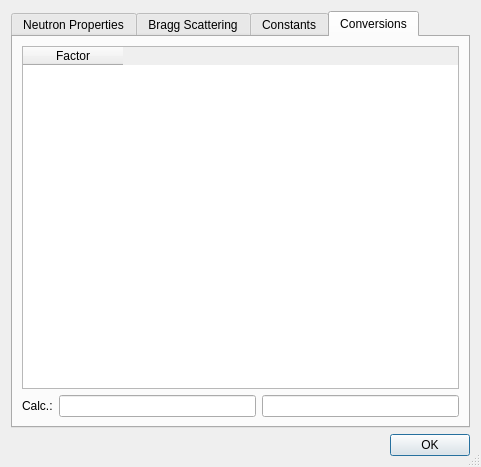
Above: ui/neutrons.ui from tweber-ill/frm_mirror-takin1 before the change. Below: the same form after it.
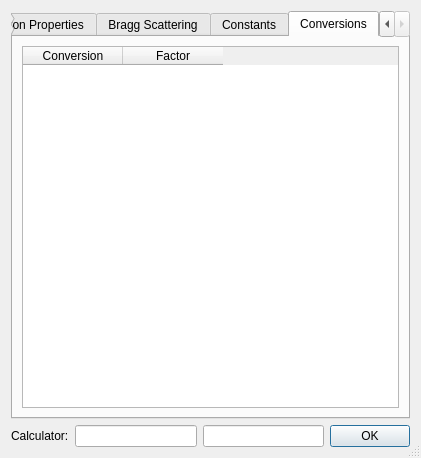
That is the form after the change. The open tabs and pages were chosen to show the change.

Commit message: started with tof layout drawing

Diff of the .ui file:
```diff
--- a/ui/neutrons.ui
+++ b/ui/neutrons.ui
@@ -6,8 +6,8 @@
    <rect>
     <x>0</x>
     <y>0</y>
-    <width>481</width>
-    <height>467</height>
+    <width>421</width>
+    <height>445</height>
    </rect>
   </property>
   <property name="windowTitle">
@@ -16,8 +16,34 @@
   <property name="sizeGripEnabled">
    <bool>true</bool>
   </property>
-  <layout class="QVBoxLayout" name="verticalLayout">
-   <item>
+  <layout class="QGridLayout" name="gridLayout_5">
+   <item row="1" column="0">
+    <widget class="QLabel" name="label_8">
+     <property name="text">
+      <string>Calculator:</string>
+     </property>
+    </widget>
+   </item>
+   <item row="1" column="1">
+    <widget class="QLineEdit" name="editEval"/>
+   </item>
+   <item row="1" column="3">
+    <widget class="QDialogButtonBox" name="buttonBox">
+     <property name="sizePolicy">
+      <sizepolicy hsizetype="Fixed" vsizetype="Fixed">
+       <horstretch>0</horstretch>
+       <verstretch>0</verstretch>
+      </sizepolicy>
+     </property>
+     <property name="orientation">
+      <enum>Qt::Horizontal</enum>
+     </property>
+     <property name="standardButtons">
+      <set>QDialogButtonBox::Ok</set>
+     </property>
+    </widget>
+   </item>
+   <item row="0" column="0" colspan="4">
     <widget class="QTabWidget" name="tabWidget">
      <property name="currentIndex">
       <number>0</number>
@@ -368,24 +394,19 @@
        <string>Conversions</string>
       </attribute>
       <layout class="QGridLayout" name="gridLayout_4">
-       <item row="1" column="1">
-        <widget class="QLineEdit" name="editEval"/>
-       </item>
-       <item row="1" column="2">
-        <widget class="QLineEdit" name="editEvalRes"/>
-       </item>
-       <item row="1" column="0">
-        <widget class="QLabel" name="label_8">
-         <property name="text">
-          <string>Calc.:</string>
-         </property>
-        </widget>
-       </item>
        <item row="0" column="0" colspan="3">
         <widget class="QTableWidget" name="tableConv">
          <property name="sortingEnabled">
           <bool>true</bool>
          </property>
+         <attribute name="verticalHeaderVisible">
+          <bool>false</bool>
+         </attribute>
+         <column>
+          <property name="text">
+           <string>Conversion</string>
+          </property>
+         </column>
          <column>
           <property name="text">
            <string>Factor</string>
@@ -397,15 +418,8 @@
      </widget>
     </widget>
    </item>
-   <item>
-    <widget class="QDialogButtonBox" name="buttonBox">
-     <property name="orientation">
-      <enum>Qt::Horizontal</enum>
-     </property>
-     <property name="standardButtons">
-      <set>QDialogButtonBox::Ok</set>
-     </property>
-    </widget>
+   <item row="1" column="2">
+    <widget class="QLineEdit" name="editEvalRes"/>
    </item>
   </layout>
  </widget>
```
Left out of the diff: 10 changed lines with no effect on the pictures. The commit also changes 16 other files.
